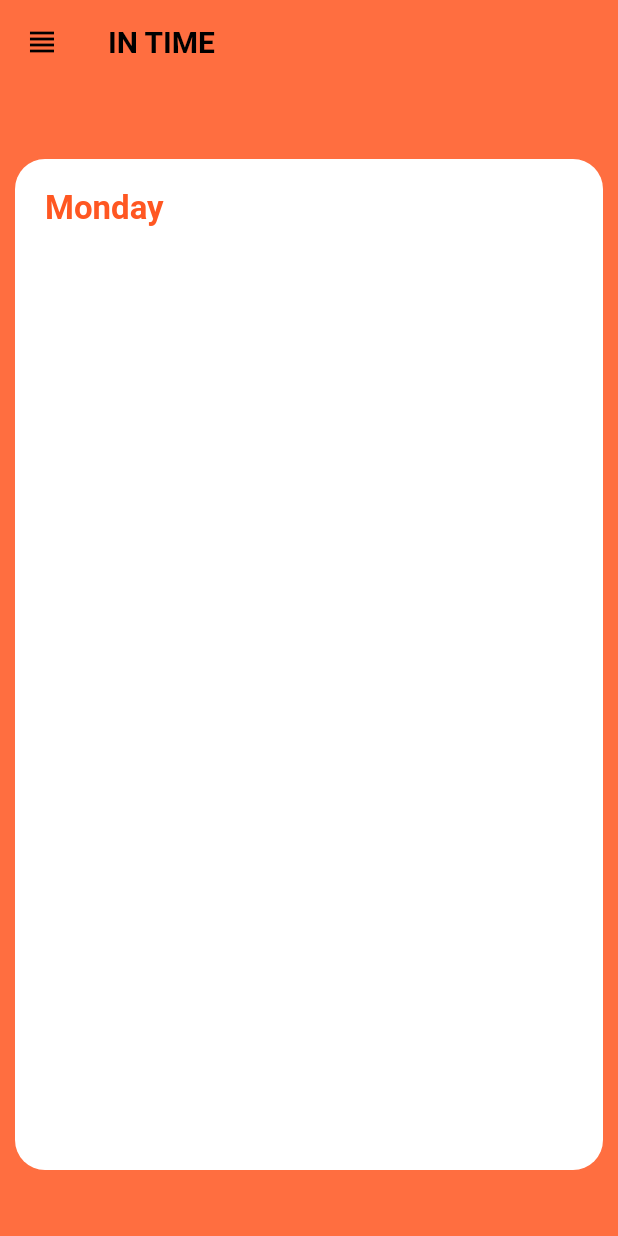
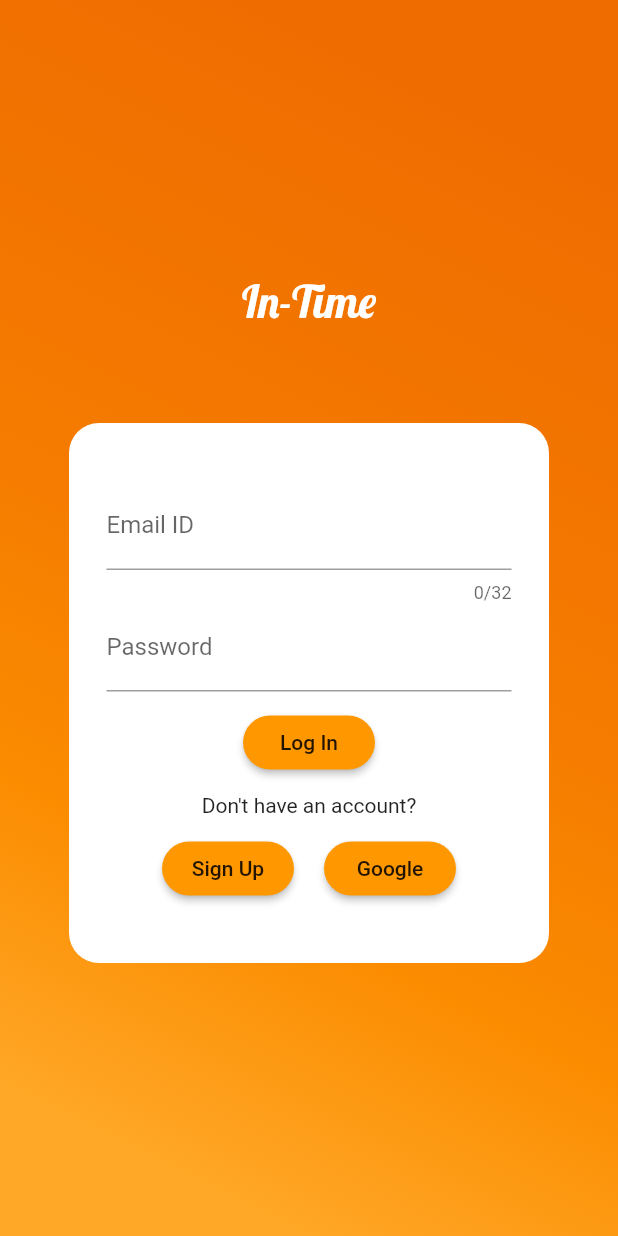
Before and after one commit to nityanandagohain/in-time, a Flutter app: the screen it shows after launch, on a phone screen of 412 x 824 dp. Run offline on Flutter 3.47's test engine with Material 2 defaults, Android fonts, the phone set to English and light mode, and no system bars; our stand-ins replace cloud_firestore, firebase_auth, fluttertoast, google_sign_in; accounts and stored records are empty.

Commit message:
Login Signup

```diff
--- a/lib/main.dart
+++ b/lib/main.dart
@@ -1,5 +1,9 @@
 import 'package:flutter/material.dart';
 import 'package:in_time/screens/homePage.dart';
+import 'package:in_time/screens/loginpage.dart';
+import 'package:in_time/screens/signuppage.dart';
+
+
 
 void main() => runApp(MyApp());
 
@@ -8,7 +12,11 @@ class MyApp extends StatelessWidget {
   Widget build(BuildContext context) {
     return MaterialApp(
       title: 'In Time',
-      home: HomePage(),
-    );
+      home: LoginPage(),
+      routes: <String,WidgetBuilder>{
+        '/landingpage':(BuildContext context)=>new MyApp(),
+        '/signup':(BuildContext context)=>new SignUpPage(),
+        '/homepage':(BuildContext context)=> new HomePage()
+      });
   }
 }
--- /dev/null
+++ b/lib/screens/loginpage.dart
@@ -0,0 +1,276 @@
+import 'package:flutter/material.dart';
+import 'package:firebase_auth/firebase_auth.dart';
+import 'package:google_sign_in/google_sign_in.dart';
+import 'package:fluttertoast/fluttertoast.dart';
+
+class LoginPage extends StatefulWidget{
+  @override
+  _LoginPageState createState() => _LoginPageState();
+  }
+
+  enum authProblems { UserNotFound, PasswordNotValid, NetworkError }
+
+  class _LoginPageState extends State<LoginPage> {
+
+
+
+     bool _obscureText = true;
+
+    GlobalKey<FormState> _key = new GlobalKey();
+    bool _validate = false;
+
+    String _email;
+    String _password;
+
+    GoogleSignIn googleAuth=new GoogleSignIn();
+
+    void _toggle() {
+    setState(() {
+      _obscureText = !_obscureText;
+    });
+  }
+
+  @override
+  Widget build(BuildContext context) {
+
+    return new Scaffold(
+      resizeToAvoidBottomPadding: false,
+    backgroundColor: Colors.orange,
+             body: Container(
+
+          decoration: BoxDecoration(
+        gradient: LinearGradient(
+          begin: Alignment.topRight,
+          end: Alignment.bottomLeft,
+          stops: [0.1, 0.5, 0.7, 0.9],
+          colors: [
+            Colors.orange[800],
+            Colors.orange[700],
+            Colors.orange[600],
+            Colors.orange[400],
+          ],),),
+          child: new Form(
+              key: _key,
+              autovalidate: _validate,
+              child: FormUI(),
+            ),
+
+
+
+    ));
+  }
+     Widget FormUI() {
+
+    int flag;
+    return Column(
+            mainAxisAlignment: MainAxisAlignment.center,
+            children: <Widget>[Container(
+              width: 100.0,
+              height: 100.0,
+
+               child: Text('In-Time',
+          textDirection:TextDirection.ltr,textAlign: TextAlign.center,
+          style:TextStyle(
+            color:Colors.white,
+            decoration: TextDecoration.none,
+            fontSize: 30.0,
+            fontFamily: 'Lobster',
+            fontWeight: FontWeight.w300
+          ),),
+            ),
+          Center(
+
+            child:Container(
+          padding: EdgeInsets.all(25.0),
+          width: 320.0,
+          height: 360.0,
+
+
+          decoration: BoxDecoration(borderRadius: BorderRadius.circular(20.0),color: Colors.white,),
+          child: Column(
+            mainAxisAlignment: MainAxisAlignment.center,
+            children: <Widget>[
+               new TextFormField(
+            decoration: new InputDecoration(hintText: 'Email ID',labelText: 'Email ID'),
+            keyboardType: TextInputType.emailAddress,
+            maxLength: 32,
+
+            validator: validateEmail,
+            onSaved: (String val) {
+              _email = val;
+            }),
+             Row(
+
+  mainAxisAlignment: MainAxisAlignment.center,
+   children :<Widget>[
+
+                 Expanded(
+              child:TextFormField(decoration:InputDecoration(hintText:'Password',labelText: 'Password',
+                      ),
+              validator: (val) => val.length == 0 ? 'Please Enter the Password' : (val.length<6)?'Password too short':null,
+              onSaved: (val) => _password = val,
+              obscureText: _obscureText,
+
+
+
+              ),
+                 ),
+
+
+                 ]),
+
+
+               SizedBox(height: 10.0),
+               new RaisedButton(
+                 highlightElevation: 2.0,
+                  shape: new RoundedRectangleBorder(borderRadius: new BorderRadius.circular(30.0)),
+                  color: Colors.orange,
+                    child: Text('Log In'),
+              onPressed: (){
+                     _sendToServer();
+              },),
+              SizedBox(height: 10.0),
+              Text("Don't have an account?"),
+              SizedBox(height: 10.0),
+               Row(
+
+  mainAxisAlignment: MainAxisAlignment.center,
+   children :<Widget>[
+
+
+
+                 new Container(
+
+             child:new RaisedButton(
+                   highlightElevation: 2.0,
+
+
+                  shape: new RoundedRectangleBorder(borderRadius: new BorderRadius.circular(30.0)),
+                  color: Colors.orange,
+                    child: Text('Sign Up'),
+              onPressed: (){
+                Navigator.of(context).pushNamed('/signup');
+              },),),
+              Container(
+                  margin: const EdgeInsets.only(left: 20.0),
+
+            /* child:new Image.asset(
+               'images/goog.png',width: 40.0,height: 50.0,
+
+             ),*/
+
+             child:new  RaisedButton(
+                   highlightElevation: 2.0,
+
+                  shape: new RoundedRectangleBorder(borderRadius: new BorderRadius.circular(30.0)),
+                  color: Colors.orange,
+                    child: Text('Google'),
+              onPressed: (){
+                googleAuth.signIn().then((result){
+                  result.authentication.then((googleKey){
+                    FirebaseAuth.instance.signInWithGoogle(
+                      idToken: googleKey.idToken,
+                      accessToken: googleKey.accessToken).then((signedInUser){
+                        print('Signed is as ${signedInUser.displayName}');
+                      Navigator.of(context).pushReplacementNamed('/homepage');}).catchError((e){
+                         print(e);
+                       });
+
+                  }).catchError((e){print(e);});
+                }).catchError((e){
+                  print(e);
+                });
+                },
+
+              ),
+                 )
+
+
+               ])
+            ],
+          ),
+        ),
+      ),
+            ]
+          );
+  }
+   String validateEmail(String value) {
+    String pattern = r'^(([^<>()[\]\\.,;:\s@\"]+(\.[^<>()[\]\\.,;:\s@\"]+)*)|(\".+\"))@((\[[0-9]{1,3}\.[0-9]{1,3}\.[0-9]{1,3}\.[0-9]{1,3}\])|(([a-zA-Z\-0-9]+\.)+[a-zA-Z]{2,}))$';
+    RegExp regExp = new RegExp(pattern);
+    if (value.length == 0) {
+      return "Email is Required";
+    } else if(!regExp.hasMatch(value)){
+      return "Invalid Email";
+    }else {
+      return null;
+    }
+  }
+   _sendToServer() {
+    if (_key.currentState.validate()){
+      // No any error in validation
+      _key.currentState.save();
+                  if(_password.length>=6){
+                    FirebaseAuth.instance.signInWithEmailAndPassword(
+                      email: _email,
+                      password: _password
+                    ).then((FirebaseUser user){
+                        Navigator.of(context).pushReplacementNamed('/homepage');
+                    })
+                    .catchError((e){
+                      authProblems errorType;
+  switch (e.message) {
+    case 'There is no user record corresponding to this identifier. The user may have been deleted.':
+      errorType = authProblems.UserNotFound;
+      break;
+    case 'The password is invalid or the user does not have a password.':
+      errorType = authProblems.PasswordNotValid;
+      break;
+    case 'A network error (such as timeout, interrupted connection or unreachable host) has occurred.':
+      errorType = authProblems.NetworkError;
+      break;
+    // ...
+    default:
+      print('Case ${e.message} is not jet implemented');
+  }
+   Fluttertoast.showToast(
+        msg: errorType.toString(),
+        toastLength: Toast.LENGTH_SHORT,
+        gravity: ToastGravity.BOTTOM,
+        timeInSecForIos: 1,
+        backgroundColor: Colors.grey[700],
+        textColor: Colors.white
+    );
+});
+
+
+
+
+
+
+                  }
+
+                  else{
+                    Fluttertoast.showToast(
+        msg: "Password length too short",
+        toastLength: Toast.LENGTH_SHORT,
+        gravity: ToastGravity.BOTTOM,
+        timeInSecForIos: 1,
+        backgroundColor: Colors.grey[700],
+        textColor: Colors.white
+    );
+                  }
+
+
+
+
+
+   }
+
+     else {
+      // validation error
+      setState(() {
+        _validate = true;
+        });
+    }
+  }
+}
```
Also changed, not shown: lib/screens/drawer.dart (+10 -1 lines), lib/screens/homePage.dart (+33 -7 lines), lib/screens/signuppage.dart (added, +263 -0 lines), lib/screens/usermanagement.dart (added, +20 -0 lines), lib/services/constants.dart (added, +11 -0 lines), pubspec.yaml (+15 -15 lines), fonts/Lobster-Regular.ttf (added), fonts/Raleway-Black.ttf (added), images/hdpi/goog.png (added), images/hdpi/google.png (added), images/img/wire.png (added), images/xhdpi/goog.png (added), images/xhdpi/google.png (added), images/xxhdpi/goog.png (added), 3 more files, 2 other files.
